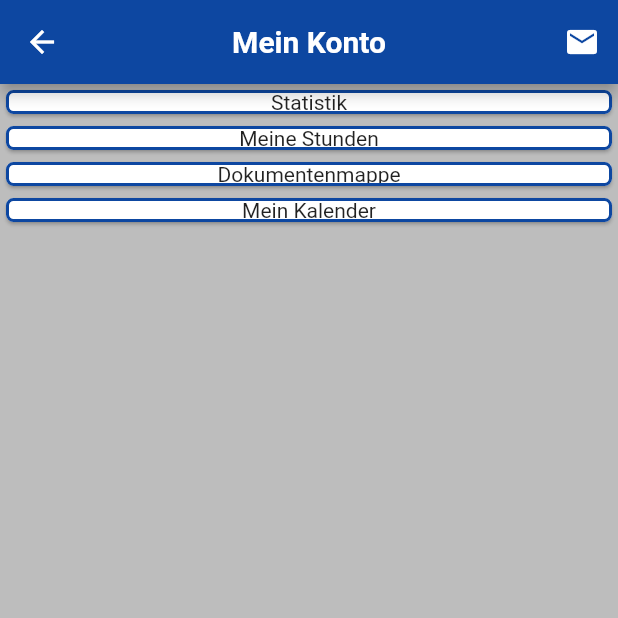
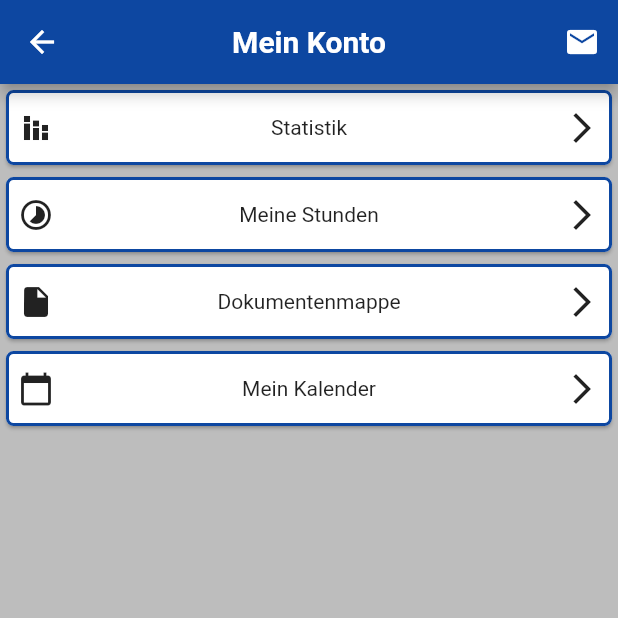
Before and after one commit to Scount/DrivePlan, a Flutter app: the MyAccount screen opened directly, on a phone screen of 412 x 824 dp, the top half of it. Run offline on Flutter 3.47's test engine with Material 2 defaults, Android fonts, the phone set to English and light mode, and no system bars; our stand-ins replace bloc, equatable, fl_chart, responsive_grid, table_calendar.

Commit message:
Design update Mein Konto, Zusatz Material

```diff
--- a/lib/pages/home_page.dart
+++ b/lib/pages/home_page.dart
@@ -123,7 +123,7 @@ class _HomePageState extends State<HomePage> {
                           ),
                         ),
                         Text("Fortschritt: "),
-                        Container(color: Colors.red, child: Image(image: AssetImage('assets/Fortschritt.PNG')))
+                        Container(color: Colors.red, child: Image(image: AssetImage('assets/fortschritt.PNG')))
                       ],
                     ),
                   ),
--- a/lib/pages/my_account_page.dart
+++ b/lib/pages/my_account_page.dart
@@ -19,46 +19,85 @@ class _MyAccountState extends State<MyAccount> {
         title: Text("Mein Konto"),
         centerTitle: true,
         actions: [
-          IconButton(icon: Icon(Icons.mail), onPressed: () {  },)
+          IconButton(
+            icon: Icon(Icons.mail),
+            onPressed: () {},
+          )
         ],
       ),
       body: ListView(
         children: [
           InkWell(
             child: Card(
-              child: Column(
-                children: [Text("Statistik")],
+              child: Container(
+                height: 50,
+                child: Padding(
+                  padding: const EdgeInsets.all(8.0),
+                  child: Row(
+                    children: [
+                      Icon(Icons.stacked_bar_chart),
+                      Expanded(child: Center(child: Text("Statistik"))),
+                      Icon(Icons.arrow_forward_ios)
+                    ],
+                  ),
+                ),
               ),
             ),
-            onTap: () => Navigator.push(
-                context, new MaterialPageRoute(builder: (context) => Statistik())),
+            onTap: () => Navigator.push(context, new MaterialPageRoute(builder: (context) => Statistik())),
           ),
           InkWell(
             child: Card(
-              child: Column(
-                children: [Text("Meine Stunden")],
+              child: Container(
+                height: 50,
+                child: Padding(
+                  padding: const EdgeInsets.all(8.0),
+                  child: Row(
+                    children: [
+                      Icon(Icons.timelapse),
+                      Expanded(child: Center(child: Text("Meine Stunden"))),
+                      Icon(Icons.arrow_forward_ios)
+                    ],
+                  ),
+                ),
               ),
             ),
-            onTap: () => Navigator.push(
-                context, new MaterialPageRoute(builder: (context) => MyHours())),
+            onTap: () => Navigator.push(context, new MaterialPageRoute(builder: (context) => MyHours())),
           ),
           InkWell(
             child: Card(
-              child: Column(
-                children: [Text("Dokumentenmappe")],
+              child: Container(
+                height: 50,
+                child: Padding(
+                  padding: const EdgeInsets.all(8.0),
+                  child: Row(
+                    children: [
+                      Icon(Icons.insert_drive_file),
+                      Expanded(child: Center(child: Text("Dokumentenmappe"))),
+                      Icon(Icons.arrow_forward_ios)
+                    ],
+                  ),
+                ),
               ),
             ),
-            onTap: () => Navigator.push(
-                context, new MaterialPageRoute(builder: (context) => MyDocuments())),
+            onTap: () => Navigator.push(context, new MaterialPageRoute(builder: (context) => MyDocuments())),
           ),
           InkWell(
             child: Card(
-              child: Column(
-                children: [Text("Mein Kalender")],
+              child: Container(
+                height: 50,
+                child: Padding(
+                  padding: const EdgeInsets.all(8.0),
+                  child: Row(
+                    children: [
+                      Icon(Icons.calendar_today),
+                      Expanded(child: Center(child: Text("Mein Kalender"))),
+                      Icon(Icons.arrow_forward_ios)
+                    ],
+                  ),
+                ),
               ),
             ),
-            onTap: () => Navigator.push(
-                context, new MaterialPageRoute(builder: (context) => MyCalendar())),
+            onTap: () => Navigator.push(context, new MaterialPageRoute(builder: (context) => MyCalendar())),
           ),
         ],
       ),
--- a/pubspec.yaml
+++ b/pubspec.yaml
@@ -46,6 +46,8 @@ flutter:
   # To add assets to your application, add an assets section, like this:
   assets:
     - assets/Fortschritt.PNG
+    - assets/driverscam.png
+    - assets/gefahrenlernen.png
   #   - images/a_dot_burr.jpeg
   #   - images/a_dot_ham.jpeg
   # An image asset can refer to one or more resolution-specific "variants", see
```
Also changed, not shown: lib/pages/additional_training_page.dart (+32 -12 lines), assets/driverscam.png (added), assets/gefahrenlernen.png (added).
